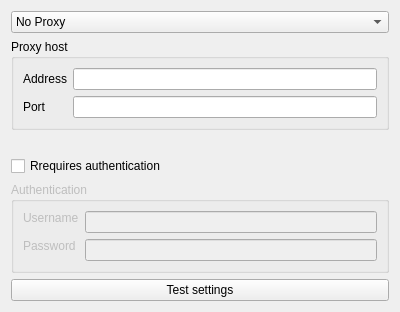
This is src/prymatex/gui/config/ui_files/network.ui in prymatex/prymatex as Qt 5 draws it before an edit. The edited form follows.
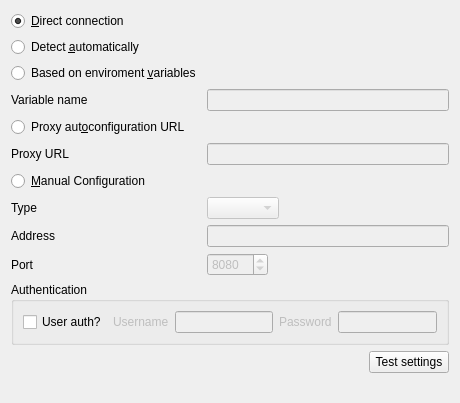
This is the edited form. Icons and pictures are not drawn.

Commit message: Go to line, WIP, search/replace

Patch:
```diff
--- a/src/prymatex/gui/config/ui_files/network.ui
+++ b/src/prymatex/gui/config/ui_files/network.ui
@@ -6,8 +6,8 @@
    <rect>
     <x>0</x>
     <y>0</y>
-    <width>400</width>
-    <height>300</height>
+    <width>460</width>
+    <height>403</height>
    </rect>
   </property>
   <property name="windowTitle">
@@ -19,118 +19,208 @@
   </property>
   <layout class="QVBoxLayout" name="verticalLayout">
    <item>
-    <widget class="QComboBox" name="comboProxyType">
-     <item>
-      <property name="text">
-       <string>No Proxy</string>
-      </property>
+    <layout class="QFormLayout" name="formLayout">
+     <property name="fieldGrowthPolicy">
+      <enum>QFormLayout::ExpandingFieldsGrow</enum>
+     </property>
+     <item row="0" column="0">
+      <widget class="QRadioButton" name="radioDirect">
+       <property name="text">
+        <string>&amp;Direct connection</string>
+       </property>
+       <property name="checked">
+        <bool>true</bool>
+       </property>
+      </widget>
      </item>
-     <item>
-      <property name="text">
-       <string>Based on Enviroment variables</string>
-      </property>
+     <item row="1" column="0">
+      <widget class="QRadioButton" name="radioAutomatically">
+       <property name="text">
+        <string>Detect &amp;automatically</string>
+       </property>
+      </widget>
      </item>
-     <item>
-      <property name="text">
-       <string>HTTP Proxy</string>
-      </property>
+     <item row="3" column="0">
+      <widget class="QRadioButton" name="radioBasedOnVariables">
+       <property name="text">
+        <string>Based on enviroment &amp;variables</string>
+       </property>
+      </widget>
      </item>
-     <item>
-      <property name="text">
-       <string>Socks Proxy</string>
-      </property>
+     <item row="4" column="0">
+      <widget class="QLabel" name="label_7">
+       <property name="text">
+        <string>Variable name</string>
+       </property>
+      </widget>
      </item>
-    </widget>
-   </item>
-   <item>
-    <widget class="QGroupBox" name="groupBox_2">
-     <property name="title">
-      <string>Proxy host</string>
-     </property>
-     <layout class="QGridLayout" name="gridLayout_2">
-      <item row="0" column="0">
-       <widget class="QLabel" name="label">
-        <property name="text">
-         <string>Address</string>
-        </property>
-       </widget>
-      </item>
-      <item row="0" column="1">
-       <widget class="QLineEdit" name="lineProxyAddress"/>
-      </item>
-      <item row="1" column="0">
-       <widget class="QLabel" name="label_2">
-        <property name="text">
-         <string>Port</string>
-        </property>
-       </widget>
-      </item>
-      <item row="1" column="1">
-       <widget class="QLineEdit" name="lineProxyPort"/>
-      </item>
-     </layout>
-    </widget>
-   </item>
-   <item>
-    <widget class="QLabel" name="label_5">
-     <property name="text">
-      <string/>
-     </property>
-    </widget>
-   </item>
-   <item>
-    <widget class="QCheckBox" name="checkBox">
-     <property name="text">
-      <string>Rrequires authentication</string>
-     </property>
-    </widget>
+     <item row="4" column="1">
+      <widget class="QLineEdit" name="lineEdit_2">
+       <property name="enabled">
+        <bool>false</bool>
+       </property>
+      </widget>
+     </item>
+     <item row="5" column="0">
+      <widget class="QRadioButton" name="radioPAC">
+       <property name="text">
+        <string>Proxy aut&amp;oconfiguration URL</string>
+       </property>
+      </widget>
+     </item>
+     <item row="6" column="0">
+      <widget class="QLabel" name="label_6">
+       <property name="text">
+        <string>Proxy URL</string>
+       </property>
+      </widget>
+     </item>
+     <item row="6" column="1">
+      <widget class="QLineEdit" name="lineEdit">
+       <property name="enabled">
+        <bool>false</bool>
+       </property>
+      </widget>
+     </item>
+     <item row="8" column="0">
+      <widget class="QLabel" name="label_5">
+       <property name="text">
+        <string>Type</string>
+       </property>
+      </widget>
+     </item>
+     <item row="8" column="1">
+      <widget class="QComboBox" name="comboProxyType">
+       <property name="enabled">
+        <bool>false</bool>
+       </property>
+      </widget>
+     </item>
+     <item row="9" column="0">
+      <widget class="QLabel" name="label">
+       <property name="text">
+        <string>Address</string>
+       </property>
+      </widget>
+     </item>
+     <item row="9" column="1">
+      <widget class="QLineEdit" name="lineProxyAddress">
+       <property name="enabled">
+        <bool>false</bool>
+       </property>
+      </widget>
+     </item>
+     <item row="10" column="0">
+      <widget class="QLabel" name="label_2">
+       <property name="text">
+        <string>Port</string>
+       </property>
+      </widget>
+     </item>
+     <item row="10" column="1">
+      <widget class="QSpinBox" name="spinProxyPort">
+       <property name="enabled">
+        <bool>false</bool>
+       </property>
+       <property name="minimum">
+        <number>1</number>
+       </property>
+       <property name="maximum">
+        <number>65535</number>
+       </property>
+       <property name="value">
+        <number>8080</number>
+       </property>
+      </widget>
+     </item>
+     <item row="7" column="0">
+      <widget class="QRadioButton" name="radioManual">
+       <property name="text">
+        <string>&amp;Manual Configuration</string>
+       </property>
+      </widget>
+     </item>
+    </layout>
    </item>
    <item>
     <widget class="QGroupBox" name="groupBox">
-     <property name="enabled">
-      <bool>false</bool>
-     </property>
      <property name="title">
       <string>Authentication</string>
      </property>
      <layout class="QGridLayout" name="gridLayout">
-      <item row="0" column="0">
+      <item row="2" column="3">
+       <widget class="QLineEdit" name="lineProxyPassword">
+        <property name="enabled">
+         <bool>false</bool>
+        </property>
+       </widget>
+      </item>
+      <item row="2" column="1">
        <widget class="QLabel" name="label_4">
+        <property name="enabled">
+         <bool>false</bool>
+        </property>
         <property name="text">
          <string>Username</string>
         </property>
        </widget>
       </item>
-      <item row="0" column="1" rowspan="2">
-       <widget class="QLineEdit" name="lineProxyUsername">
-        <property name="enabled">
-         <bool>false</bool>
-        </property>
-       </widget>
-      </item>
-      <item row="1" column="0" rowspan="2">
+      <item row="2" column="4">
        <widget class="QLabel" name="label_3">
+        <property name="enabled">
+         <bool>false</bool>
+        </property>
         <property name="text">
          <string>Password</string>
         </property>
        </widget>
       </item>
-      <item row="2" column="1">
-       <widget class="QLineEdit" name="lineProxyPassword">
+      <item row="2" column="5">
+       <widget class="QLineEdit" name="lineProxyUsername">
         <property name="enabled">
          <bool>false</bool>
         </property>
+        <property name="echoMode">
+         <enum>QLineEdit::Password</enum>
+        </property>
+       </widget>
+      </item>
+      <item row="0" column="2">
+       <layout class="QHBoxLayout" name="horizontalLayout_2"/>
+      </item>
+      <item row="2" column="0">
+       <widget class="QCheckBox" name="checkBox">
+        <property name="text">
+         <string>User auth?</string>
+        </property>
        </widget>
       </item>
      </layout>
     </widget>
    </item>
    <item>
-    <widget class="QPushButton" name="pushButton">
-     <property name="text">
-      <string>Test settings</string>
-     </property>
-    </widget>
+    <layout class="QHBoxLayout" name="horizontalLayout">
+     <item>
+      <spacer name="horizontalSpacer">
+       <property name="orientation">
+        <enum>Qt::Horizontal</enum>
+       </property>
+       <property name="sizeHint" stdset="0">
+        <size>
+         <width>40</width>
+         <height>20</height>
+        </size>
+       </property>
+      </spacer>
+     </item>
+     <item>
+      <widget class="QPushButton" name="pushTestSettings">
+       <property name="text">
+        <string>Test settings</string>
+       </property>
+      </widget>
+     </item>
+    </layout>
    </item>
    <item>
     <spacer name="verticalSpacer">
```
Left out of the diff: 188 changed lines with no effect on the pictures. The commit also changes 12 other files.
